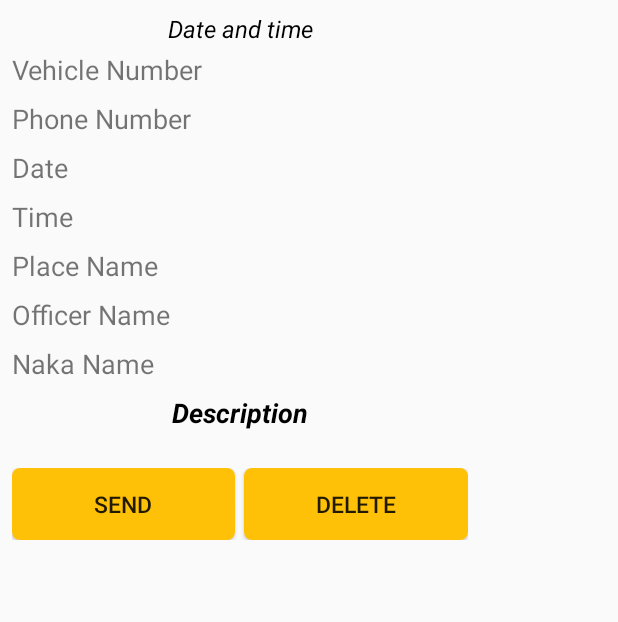
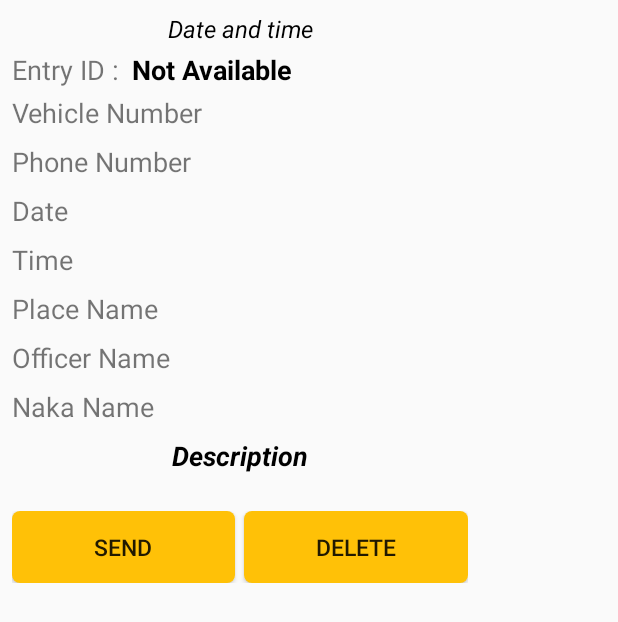
Before and after one commit to pranavgupta1234/hppoliceassistant, an Android app: the layout dialog_entry_offline.xml on its own in the app's theme, with its tools: preview values and no code run, on a phone screen of 412 x 824 dp. Shown: the top 622 px of the screen. Run offline under Robolectric (Android 15) with nearby library versions, the light colour scheme and no system bars.

Commit message:
entry dialog noe shows entry ID + redundancy checks updated

```diff
--- a/HPPoliceAssistantApp/app/src/main/java/pranav/apps/amazing/hppoliceassistant/DialogEntryOffline.java
+++ b/HPPoliceAssistantApp/app/src/main/java/pranav/apps/amazing/hppoliceassistant/DialogEntryOffline.java
@@ -15,7 +15,7 @@ import android.widget.TextView;
 public class DialogEntryOffline extends Dialog implements android.view.View.OnClickListener{
 
     private TextView vehicle_number,phone_number,date,time,
-            place_name,officer_name,description,date_and_time;
+            place_name,officer_name,description,date_and_time,EntryID;
     private Button send,delete;
     private Activity activity;
     private VehicleEntry vehicleEntry;
@@ -37,6 +37,7 @@ public class DialogEntryOffline extends Dialog implements android.view.View.OnCl
     }
 
     private void setData() {
+        EntryID.setText(vehicleEntry.getEntryID());
         date_and_time.setText(vehicleEntry.getDate()+" at "+vehicleEntry.getTime());
         vehicle_number.setText(vehicleEntry.getVehicle_number());
         phone_number.setText(vehicleEntry.getPhone_number());
@@ -58,6 +59,7 @@ public class DialogEntryOffline extends Dialog implements android.view.View.OnCl
         description=(TextView)findViewById(R.id.description);
         send=(Button)findViewById(R.id.send);
         delete=(Button)findViewById(R.id.delete);
+        EntryID=(TextView)findViewById(R.id.entry_id);
         date_and_time=(TextView)findViewById(R.id.date_and_time);
     }
 
--- a/HPPoliceAssistantApp/app/src/main/java/pranav/apps/amazing/hppoliceassistant/VehicleEntryDialog.java
+++ b/HPPoliceAssistantApp/app/src/main/java/pranav/apps/amazing/hppoliceassistant/VehicleEntryDialog.java
@@ -15,7 +15,7 @@ import android.widget.TextView;
 public class VehicleEntryDialog extends Dialog implements android.view.View.OnClickListener{
 
     private TextView vehicle_number,phone_number,date,time,place_name
-            ,officer_name,description,date_and_time;
+            ,officer_name,description,date_and_time,EntryID;
     private Button edit,submit,offline;
     private Activity activity;
     private VehicleEntry vehicleEntry;
@@ -38,6 +38,7 @@ public class VehicleEntryDialog extends Dialog implements android.view.View.OnCl
     }
 
     private void setData() {
+        EntryID.setText(vehicleEntry.getEntryID());
         date_and_time.setText(vehicleEntry.getDate()+" at "+vehicleEntry.getTime());
         vehicle_number.setText(vehicleEntry.getVehicle_number());
         phone_number.setText(vehicleEntry.getPhone_number());
@@ -60,6 +61,7 @@ public class VehicleEntryDialog extends Dialog implements android.view.View.OnCl
         edit=(Button)findViewById(R.id.edit_challan);
         submit=(Button)findViewById(R.id.submit_challan);
         offline=(Button)findViewById(R.id.offline);
+        EntryID=(TextView)findViewById(R.id.entry_id);
         date_and_time=(TextView)findViewById(R.id.date_and_time);
     }
 
--- a/HPPoliceAssistantApp/app/src/main/res/layout/dialog_entry_offline.xml
+++ b/HPPoliceAssistantApp/app/src/main/res/layout/dialog_entry_offline.xml
@@ -13,6 +13,26 @@
         android:textColor="#000000"
         android:gravity="center"
         android:id="@+id/date_and_time"/>
+    <LinearLayout
+        android:layout_width="match_parent"
+        android:layout_height="wrap_content"
+        android:orientation="horizontal"
+        android:layout_marginTop="4dp">
+        <TextView
+            android:text="Entry ID :"
+            android:layout_width="wrap_content"
+            android:textSize="18sp"
+            android:layout_height="wrap_content" />
+        <TextView
+            android:text="Not Available"
+            android:textColor="#000000"
+            android:textStyle="bold"
+            android:textSize="18sp"
+            android:layout_marginLeft="8dp"
+            android:layout_width="match_parent"
+            android:layout_height="wrap_content"
+            android:id="@+id/entry_id"/>
+    </LinearLayout>
     <LinearLayout
         android:layout_width="match_parent"
         android:layout_height="wrap_content"
```
Also changed, not shown: HPPoliceAssistantApp/app/src/main/res/layout/entry_dialog.xml (+20 -0 lines).
